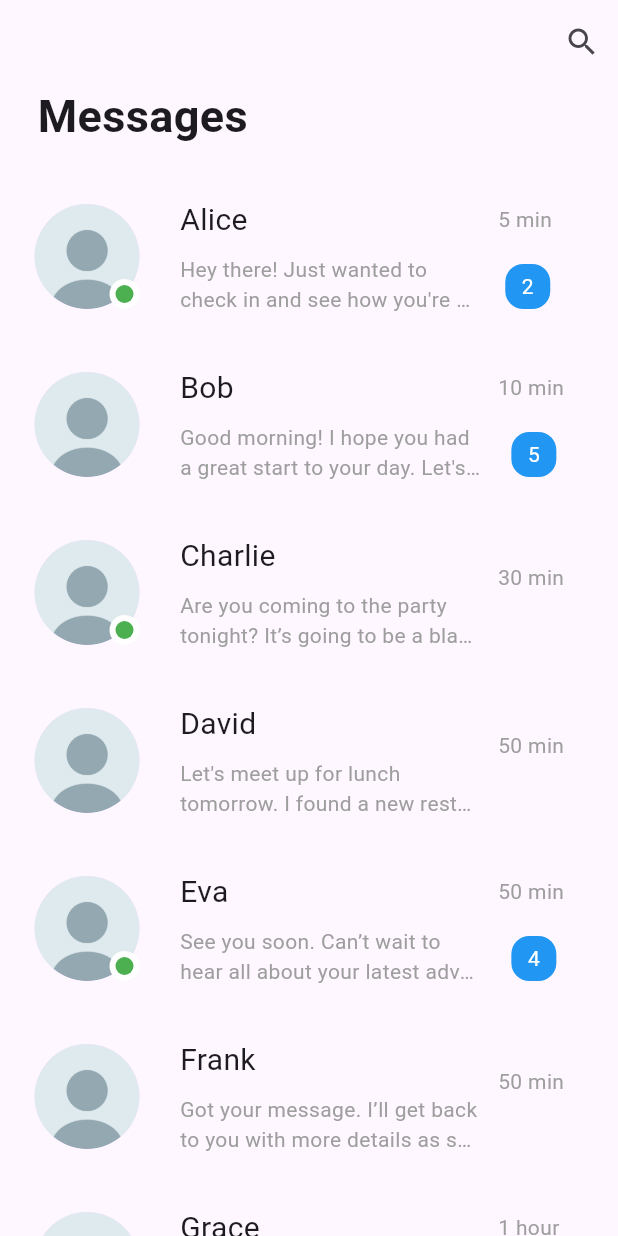
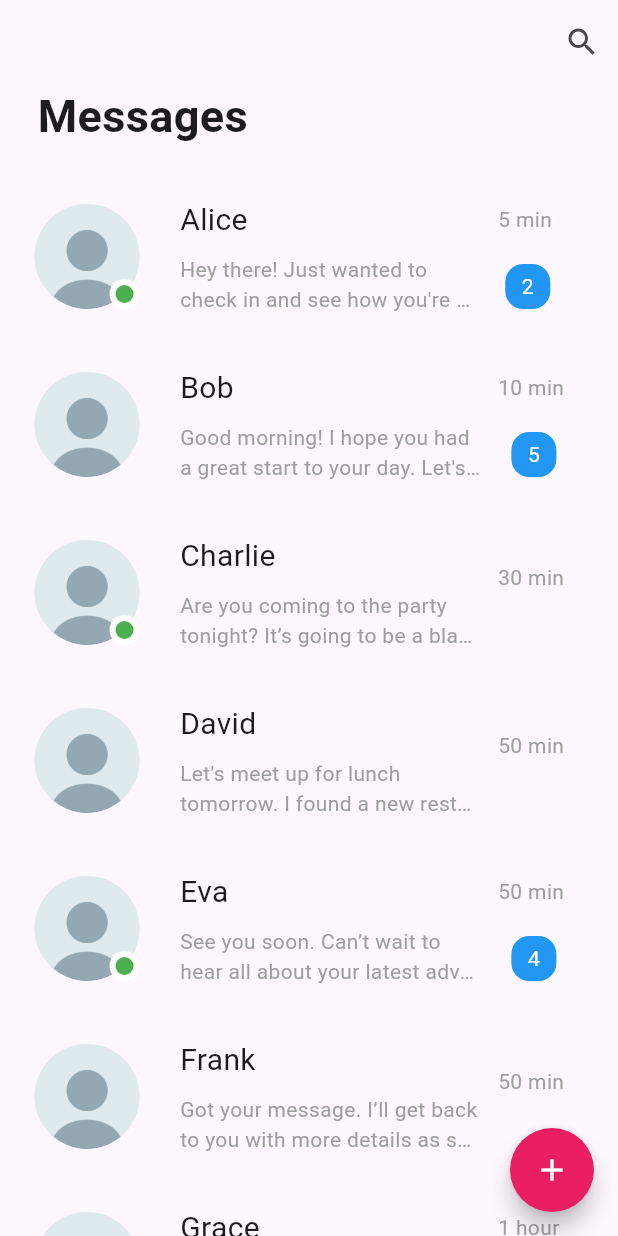
Before and after one commit to AhmedDiab74/task, a Flutter app: the screen it shows after launch, on a phone screen of 412 x 824 dp. Run offline on Flutter 3.47's test engine with Material 3 defaults, Android fonts, the phone set to English and light mode, and no system bars.

Commit message:
init commit

```diff
--- a/lib/main.dart
+++ b/lib/main.dart
@@ -22,6 +22,17 @@ class Task extends StatelessWidget {
             ),
           ],
         ),
+        floatingActionButton: FloatingActionButton(
+          onPressed: () {
+            // Add your onPressed code here!
+          },
+          backgroundColor: Colors.pink,
+          shape: const CircleBorder(),
+          child: const Icon(
+            Icons.add,
+            color: Colors.white,
+          ),
+        ),
         body: const HomePageView(),
       ),
     );
```
